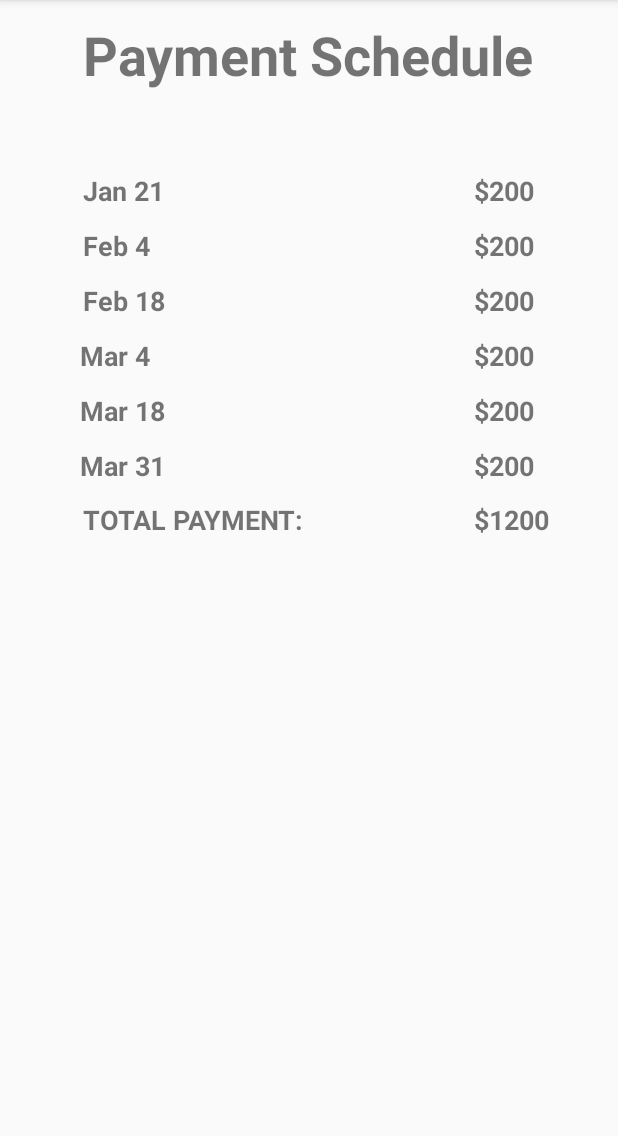
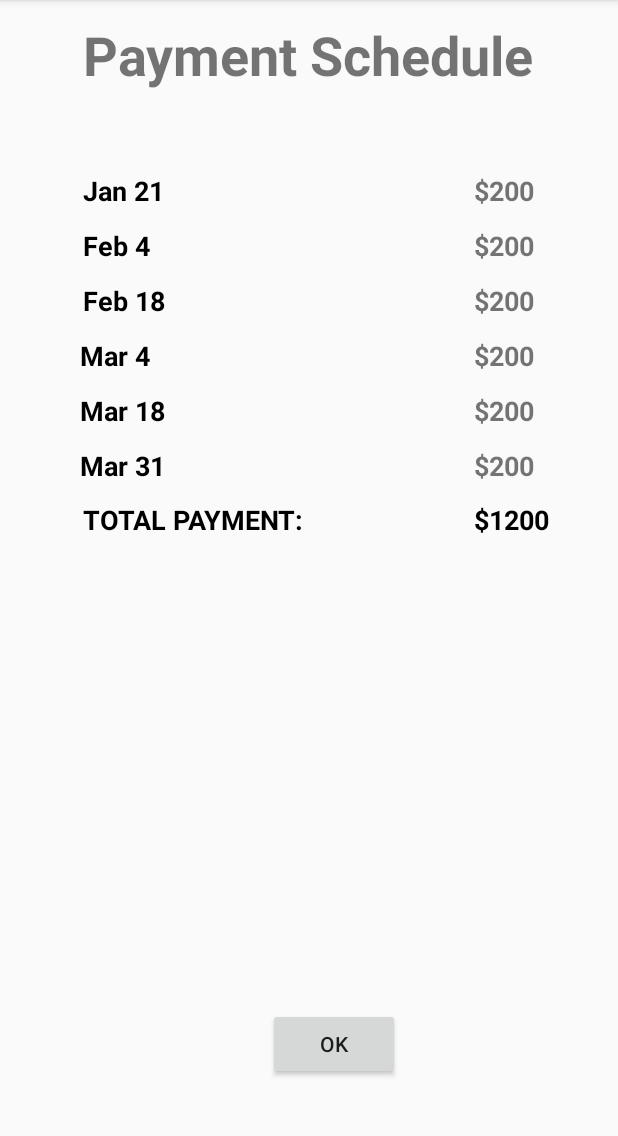
Before and after one commit to violetaria/FlyAway, an Android app: the screen it shows after launch (PaymentSchedule), on a phone screen of 412 x 824 dp, the part 84-1220 px from its top. Run offline under Robolectric (Android 15) with nearby library versions, the phone set to English and light mode, and no system bars.

Commit message:
modified styling

```diff
--- a/app/src/main/res/layout/activity_payment_schedule.xml
+++ b/app/src/main/res/layout/activity_payment_schedule.xml
@@ -10,24 +10,26 @@
         android:id="@+id/textView3"
         android:layout_width="wrap_content"
         android:layout_height="wrap_content"
+        android:layout_alignParentTop="true"
+        android:layout_centerHorizontal="true"
+        android:layout_marginTop="12dp"
         android:text="Payment Schedule"
         android:textAlignment="center"
+        android:textAllCaps="false"
         android:textSize="36sp"
-        android:textStyle="bold"
-        android:layout_alignParentTop="true"
-        android:layout_centerHorizontal="true"
-        android:layout_marginTop="12dp" />
+        android:textStyle="bold" />
 
     <TextView
         android:id="@+id/textView4"
         android:layout_width="wrap_content"
         android:layout_height="wrap_content"
+        android:layout_alignStart="@+id/textView9"
+        android:layout_below="@+id/textView3"
+        android:layout_marginTop="54dp"
         android:text="Jan 21"
+        android:textColor="@android:color/black"
         android:textSize="18sp"
-        android:textStyle="bold"
-        android:layout_marginTop="54dp"
-        android:layout_below="@+id/textView3"
-        android:layout_alignStart="@+id/textView9" />
+        android:textStyle="bold" />
 
     <TextView
         android:id="@+id/textView6"
@@ -48,6 +50,7 @@
         android:layout_below="@+id/textView4"
         android:layout_marginTop="12dp"
         android:text="Feb 4"
+        android:textColor="@android:color/black"
         android:textSize="18sp"
         android:textStyle="bold" />
 
@@ -59,6 +62,7 @@
         android:layout_below="@+id/textView9"
         android:layout_marginTop="12dp"
         android:text="Feb 18"
+        android:textColor="@android:color/black"
         android:textSize="18sp"
         android:textStyle="bold" />
 
@@ -70,6 +74,7 @@
         android:layout_below="@+id/textView10"
         android:layout_marginTop="12dp"
         android:text="Mar 4"
+        android:textColor="@android:color/black"
         android:textSize="18sp"
         android:textStyle="bold" />
 
@@ -81,6 +86,7 @@
         android:layout_below="@+id/textView11"
         android:layout_marginTop="12dp"
         android:text="Mar 18"
+        android:textColor="@android:color/black"
         android:textSize="18sp"
         android:textStyle="bold" />
 
@@ -135,6 +141,7 @@
         android:layout_below="@+id/textView12"
         android:layout_marginTop="12dp"
         android:text="Mar 31"
+        android:textColor="@android:color/black"
         android:textSize="18sp"
         android:textStyle="bold" />
 
@@ -156,6 +163,7 @@
         android:layout_below="@+id/textView12"
         android:layout_marginTop="48dp"
         android:text="TOTAL PAYMENT:"
+        android:textColor="@android:color/black"
         android:textSize="18sp"
         android:textStyle="bold" />
 
@@ -166,7 +174,18 @@
         android:layout_alignBottom="@+id/textView25"
         android:layout_alignStart="@+id/textView24"
         android:text="$1200"
+        android:textColor="@android:color/black"
         android:textSize="18sp"
         android:textStyle="bold" />
 
+    <Button
+        android:id="@+id/ps_ok"
+        android:layout_width="wrap_content"
+        android:layout_height="wrap_content"
+        android:layout_marginEnd="49dp"
+        android:text="OK"
+        android:layout_alignParentBottom="true"
+        android:layout_toStartOf="@+id/textView27"
+        android:layout_marginBottom="48dp" />
+
 </RelativeLayout>
```
